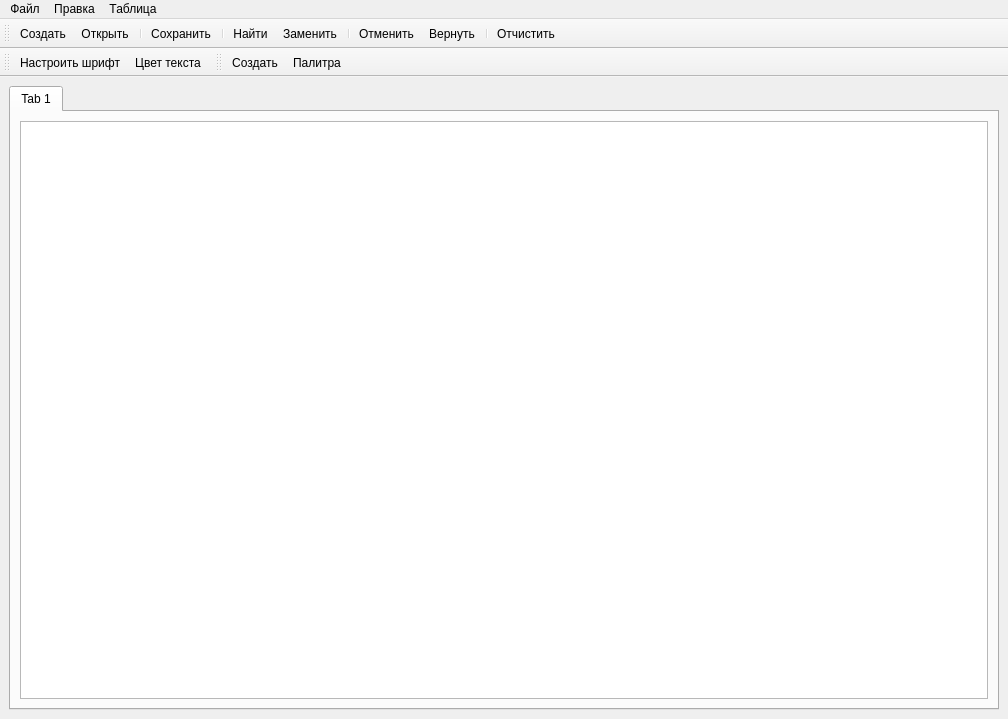
Above: text_editor/mainwindow.ui from Rouva-Huu/text_editor before the change. Below: the same form after it.
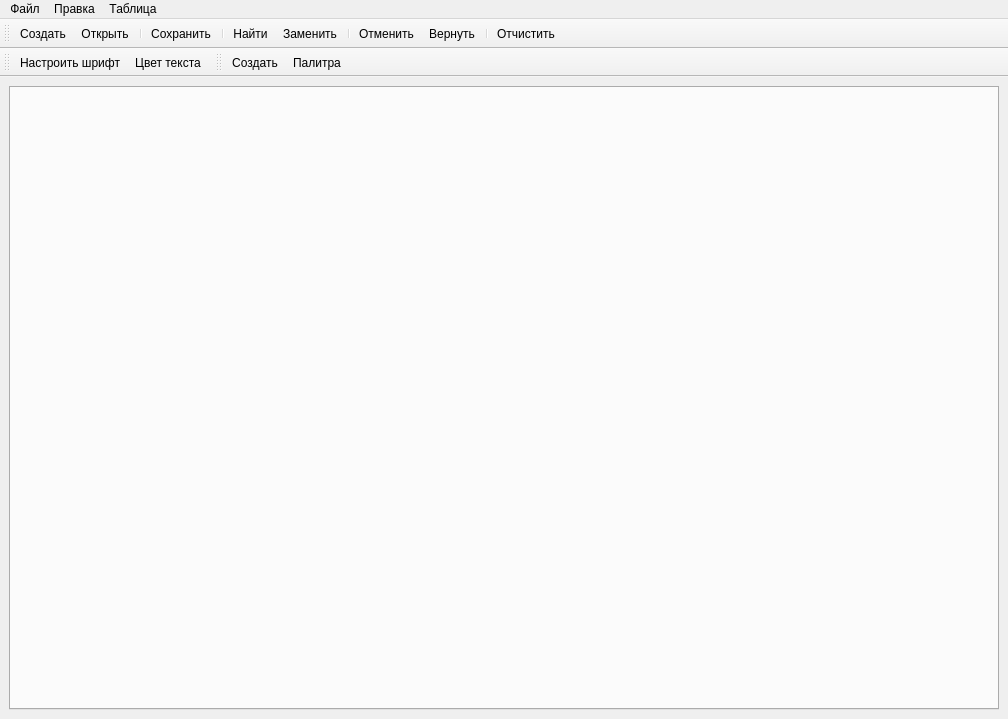
That is the form after the change. Icons and pictures are not drawn.

Diff of the .ui file:
```diff
--- a/text_editor/mainwindow.ui
+++ b/text_editor/mainwindow.ui
@@ -20,16 +20,6 @@
       <property name="currentIndex">
        <number>0</number>
       </property>
-      <widget class="QWidget" name="tab">
-       <attribute name="title">
-        <string>Tab 1</string>
-       </attribute>
-       <layout class="QVBoxLayout" name="verticalLayout_3">
-        <item>
-         <widget class="QTextEdit" name="textEdit"/>
-        </item>
-       </layout>
-      </widget>
      </widget>
     </item>
    </layout>
```
Left out of the diff: 2 changed lines with no effect on the pictures.
